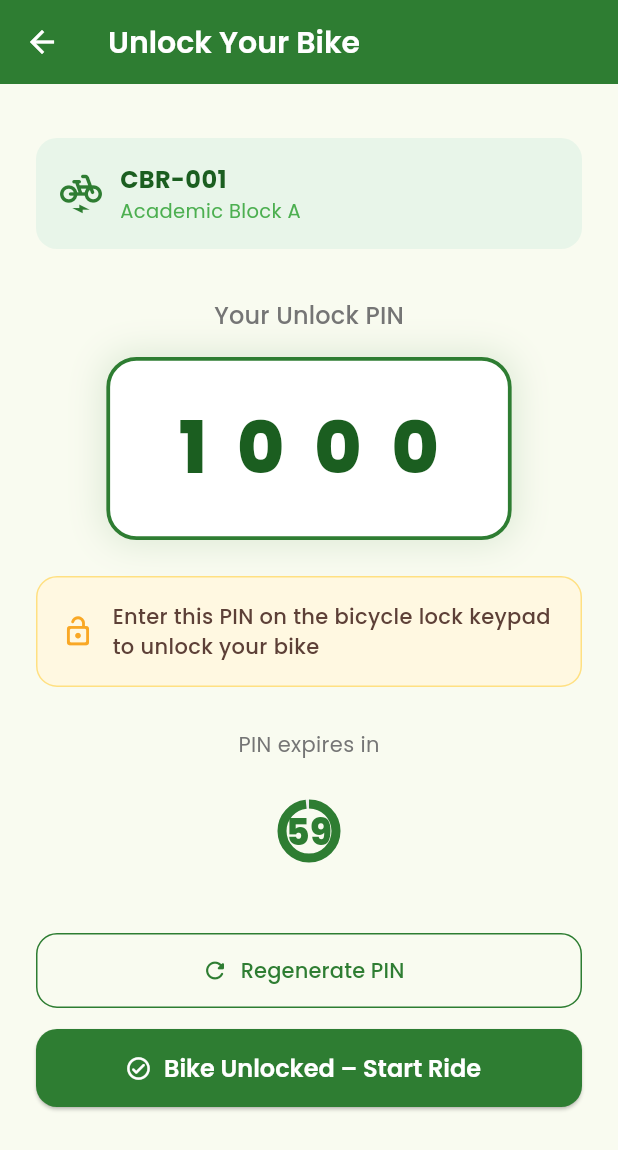
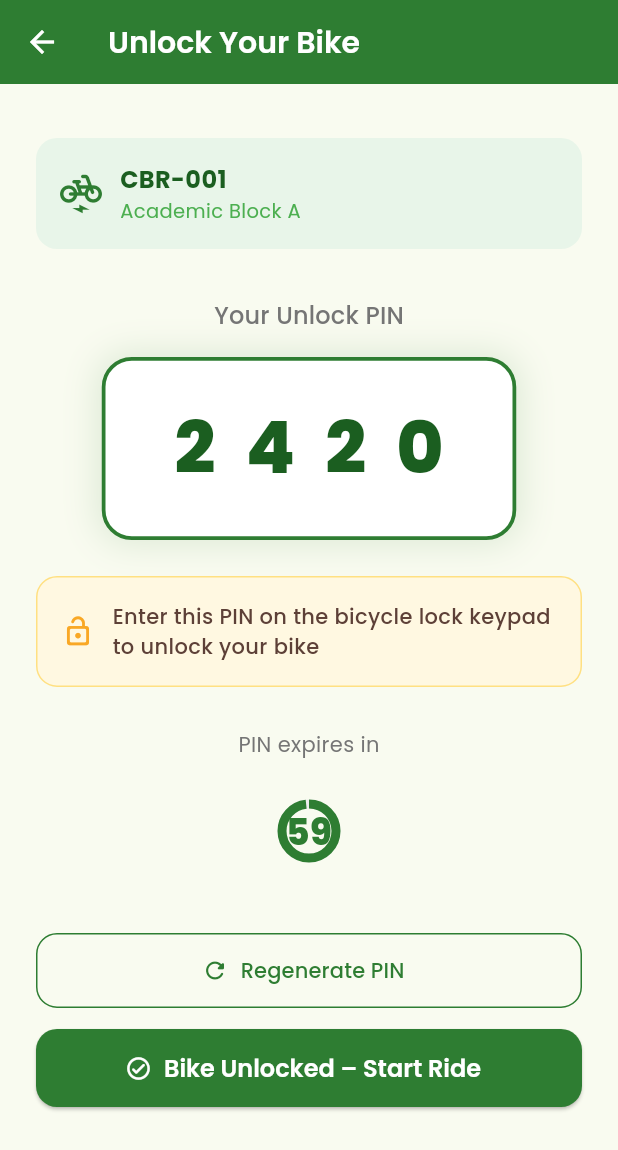
Before and after one commit to devraj07/Campus-Bike-Rental, a Flutter app: the UnlockPinScreen screen opened directly with sample values from the repository, after a tap on "Regenerate PIN", on a phone screen of 412 x 824 dp. Shown: the top 1150 px of the screen. Run offline on Flutter 3.47's test engine with Material 3 defaults, Android fonts, the phone set to English and light mode, and no system bars; our stand-ins replace google_fonts.

Commit message:
Kumud: Integrated secure PIN generation and startRental API into UnlockPinScreen
Co-Authored-By: Claude Sonnet 4.6 <noreply@anthropic.com>

```diff
--- a/lib/screens/unlock_pin_screen.dart
+++ b/lib/screens/unlock_pin_screen.dart
@@ -1,18 +1,16 @@
 import 'dart:async';
 import 'package:flutter/material.dart';
 import '../models/bike.dart';
+import '../services/api_service.dart';
+import '../utils/code_generator.dart';
 import 'active_ride_screen.dart';
 
 class UnlockPinScreen extends StatefulWidget {
   final Bike bike;
-  final String pin;
-  final String rideId;
 
   const UnlockPinScreen({
     super.key,
     required this.bike,
-    required this.pin,
-    required this.rideId,
   });
 
   @override
@@ -24,6 +22,7 @@ class _UnlockPinScreenState extends State<UnlockPinScreen>
   late int _seconds;
   Timer? _timer;
   late String _currentPin;
+  bool _unlocking = false;
   late AnimationController _pulseController;
   late Animation<double> _pulseAnim;
 
@@ -31,7 +30,7 @@ class _UnlockPinScreenState extends State<UnlockPinScreen>
   void initState() {
     super.initState();
     _seconds = 60;
-    _currentPin = widget.pin;
+    _currentPin = generate4DigitCode();
     _startTimer();
     _pulseController = AnimationController(
         vsync: this,
@@ -57,9 +56,7 @@ class _UnlockPinScreenState extends State<UnlockPinScreen>
   }
 
   void _regeneratePin() {
-    final newPin =
-        (1000 + DateTime.now().millisecond % 9000).toString().substring(0, 4);
-    setState(() => _currentPin = newPin);
+    setState(() => _currentPin = generate4DigitCode());
     _startTimer();
   }
 
@@ -241,7 +238,7 @@ class _UnlockPinScreenState extends State<UnlockPinScreen>
             const SizedBox(height: 14),
             // Billing starts ONLY after PIN entered on physical keypad
             ElevatedButton.icon(
-              onPressed: () {
+              onPressed: _unlocking ? null : () {
                 showDialog(
                   context: context,
                   barrierDismissible: false,
@@ -264,19 +261,27 @@ class _UnlockPinScreenState extends State<UnlockPinScreen>
                             style: TextStyle(color: Colors.grey)),
                       ),
                       ElevatedButton(
-                        onPressed: () {
+                        onPressed: () async {
+                          Navigator.pop(context);
                           _timer?.cancel();
-                          Navigator.pop(context);
+                          setState(() => _unlocking = true);
+                          try {
+                            final result = await ApiService()
+                                .startRental(widget.bike.id, _currentPin);
+                            if (!mounted) return;
                             Navigator.pushReplacement(
                               context,
                               MaterialPageRoute(
                                 builder: (_) => ActiveRideScreen(
                                   bike: widget.bike,
-                                rideId: widget.rideId,
+                                  rideId: result['rideId'] as String,
                                   startTime: DateTime.now(),
                                 ),
                               ),
                             );
+                          } finally {
+                            if (mounted) setState(() => _unlocking = false);
+                          }
                         },
                         child: const Text('Yes, Start Billing'),
                       ),
@@ -284,8 +289,15 @@ class _UnlockPinScreenState extends State<UnlockPinScreen>
                   ),
                 );
               },
-              icon: const Icon(Icons.check_circle_outline_rounded),
-              label: const Text('Bike Unlocked – Start Ride'),
+              icon: _unlocking
+                  ? const SizedBox(
+                      width: 18,
+                      height: 18,
+                      child: CircularProgressIndicator(
+                          strokeWidth: 2, color: Colors.white),
+                    )
+                  : const Icon(Icons.check_circle_outline_rounded),
+              label: Text(_unlocking ? 'Starting...' : 'Bike Unlocked – Start Ride'),
             ),
           ],
         ),
```
Also changed, not shown: lib/screens/bike_details_screen.dart (+1 -6 lines), lib/services/api_service.dart (+9 -0 lines). Lines whose indentation alone changed are shown as unchanged.
